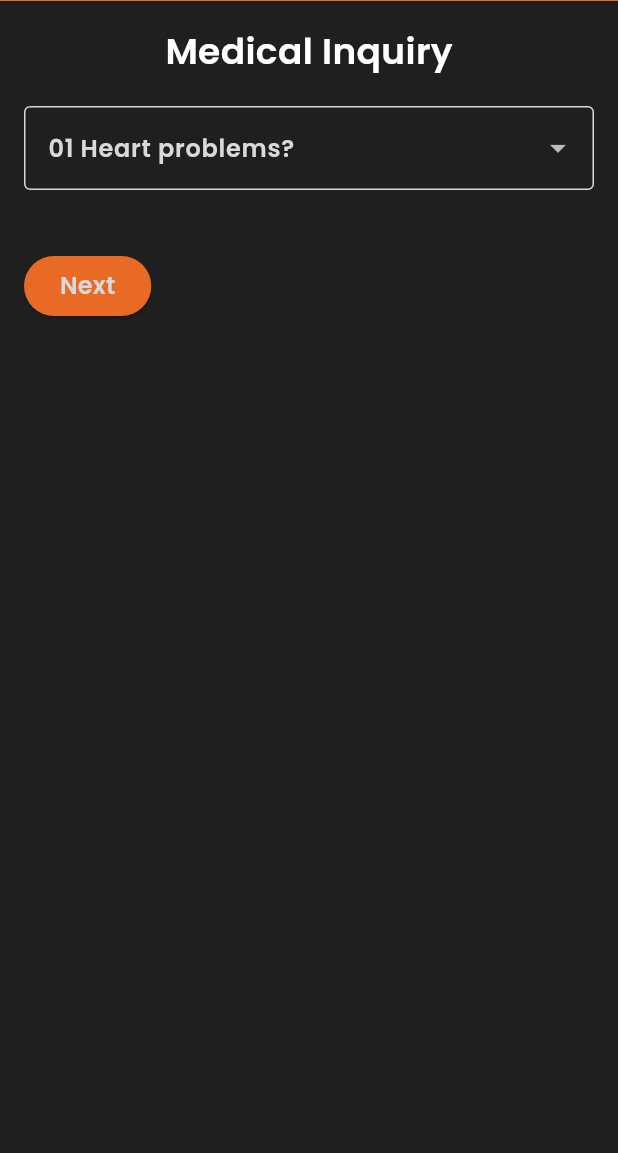
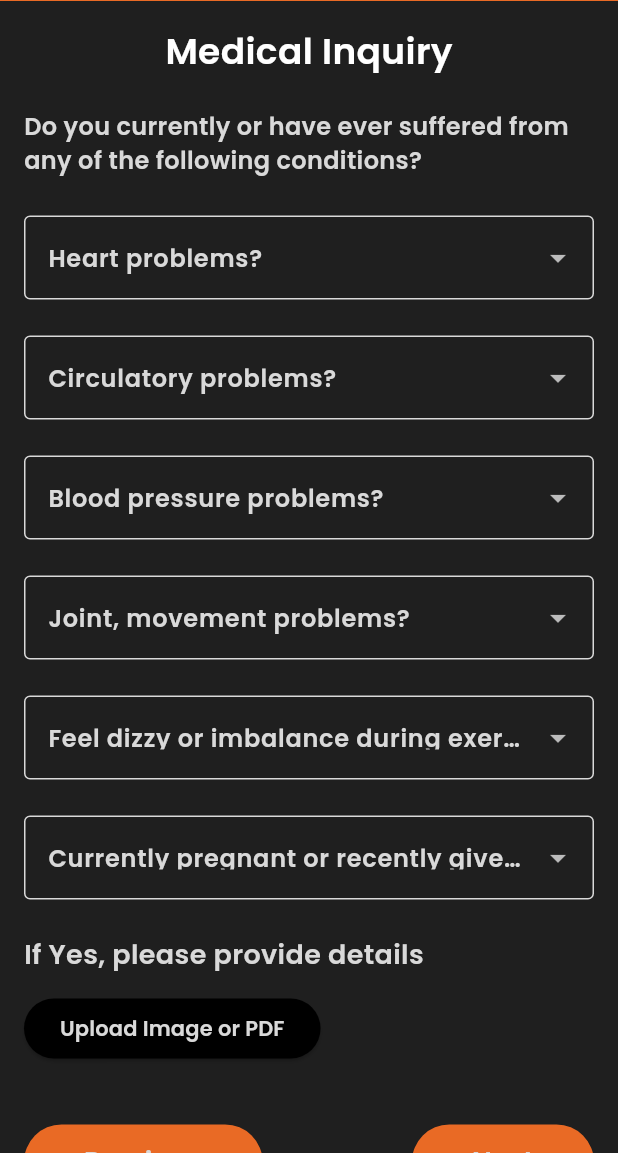
Before and after one commit to SriFitness/SriFitness_mobile_new, a Flutter app: the MedicalInquiry1 screen opened directly with empty values, on a phone screen of 412 x 824 dp, the part 83-1236 px from its top. Run offline on Flutter 3.47's test engine with Material 3 defaults, Android fonts, the phone set to English and light mode, and no system bars; our stand-ins replace cloud_firestore, curved_navigation_bar, file_picker, firebase_auth, firebase_core, random_string and 1 more; accounts and stored records are empty.

Commit message:
Updated medical_inquiry_1 form and added previous button to this page

```diff
--- a/lib/pages/form/medical_inquiry_1.dart
+++ b/lib/pages/form/medical_inquiry_1.dart
@@ -1,3 +1,5 @@
+import 'package:file_picker/file_picker.dart';
+import 'package:flutter/foundation.dart';
 import 'package:flutter/material.dart';
 import 'package:srifitness_app/pages/form/medical_inquiry_2.dart';
 import 'package:srifitness_app/widget/colo_extension.dart';
@@ -14,8 +16,14 @@ class MedicalInquiry1 extends StatefulWidget {
 
 class _MedicalInquiry1State extends State<MedicalInquiry1> {
   final _formKey = GlobalKey<FormState>();
+  String? _selectedHeartProblem;
+  String? _selectedCirculatoryProblem;
+  String? _selectedBloodPressureProblem;
+  String? _selectedJointMovementProblem;
+  String? _selectedFeelDizzy;
+  String? _selectedPregnancy;
+  String? _fileName;
   final _prefs = SharedPreferenceHelper();
-  String? _selectedHeartProblem;
   bool _isSaving = false;
 
   @override
@@ -42,6 +50,12 @@ class _MedicalInquiry1State extends State<MedicalInquiry1> {
         Map<String, dynamic> medicalInquiry1Data = {
           'heartProblem': _selectedHeartProblem,
           'timestamp': DateTime.now().toIso8601String(),
+          'circulatoryProblem': _selectedCirculatoryProblem,
+          'bloodPressureProblem': _selectedBloodPressureProblem,
+          'jointMovementProblem': _selectedJointMovementProblem,
+          'feelDizzy': _selectedFeelDizzy,
+          'pregnancy': _selectedPregnancy,
+          'fileName': _fileName,
         };
 
         // Save to shared preferences
@@ -90,22 +104,126 @@ class _MedicalInquiry1State extends State<MedicalInquiry1> {
                     color: TColor.defaultwhitecolor,
                   ),
                 ),
-                SizedBox(height: 20),
+                SizedBox(height: 22),
+                Text(
+                  'Do you currently or have ever suffered from any of the following conditions?',
+                  style: TextStyle(
+                    fontSize: 16,
+                    color: TColor.textcolor,
+                  ),
+                ),
+                SizedBox(height: 25),
                 buildDropdown(
-                  label: '01 Heart problems?',
+                  label: 'Heart problems?',
                   value: _selectedHeartProblem,
                   onChanged: (value) => setState(() {
                     _selectedHeartProblem = value;
                   }),
                 ),
+                SizedBox(height: 24),
+                buildDropdown(
+                  label: 'Circulatory problems?',
+                  value: _selectedCirculatoryProblem,
+                  onChanged: (value) => setState(() {
+                    _selectedCirculatoryProblem = value;
+                  }),
+                ),
+                SizedBox(height: 24),
+                buildDropdown(
+                  label: 'Blood pressure problems?',
+                  value: _selectedBloodPressureProblem,
+                  onChanged: (value) => setState(() {
+                    _selectedBloodPressureProblem = value;
+                  }),
+                ),
+                SizedBox(height: 24),
+                buildDropdown(
+                  label: 'Joint, movement problems?',
+                  value: _selectedJointMovementProblem,
+                  onChanged: (value) => setState(() {
+                    _selectedJointMovementProblem = value;
+                  }),
+                ),
+                SizedBox(height: 24),
+                buildDropdown(
+                  label: 'Feel dizzy or imbalance during exercise?',
+                  value: _selectedFeelDizzy,
+                  onChanged: (value) => setState(() {
+                    _selectedFeelDizzy = value;
+                  }),
+                ),
+                SizedBox(height: 24),
+                buildDropdown(
+                  label: 'Currently pregnant or recently given birth?',
+                  value: _selectedPregnancy,
+                  onChanged: (value) => setState(() {
+                    _selectedPregnancy = value;
+                  }),
+                ),
+                SizedBox(height: 24),
+                Align(
+                  alignment: Alignment.centerLeft,
+                  child: Text(
+                    'If Yes, please provide details ',
+                    style: TextStyle(
+                      fontSize: 18,
+                      fontWeight: FontWeight.w400,
+                      color: TColor.textcolor,
+                    ),
+                  ),
+                ),
+                SizedBox(height: 12),
+                Align(
+                  alignment: Alignment.centerLeft,
+                  child: ElevatedButton(
+                    onPressed: _pickFile,
+                    style: ElevatedButton.styleFrom(
+                      backgroundColor: TColor.defaultblackcolor,
+                    ),
+                    child: Text(
+                      _fileName ?? 'Upload Image or PDF',
+                      style: TextStyle(
+                        color: TColor.textcolor,
+                        fontWeight: FontWeight.w400,
+                        fontSize: 14,
+                      ),
+                    ),
+                  ),
+                ),
                 SizedBox(height: 40),
                 Row(
                   mainAxisAlignment: MainAxisAlignment.spaceBetween,
                   children: [
+                    Row(
+                      children: [
+//TODO: PREVIOUS BUTTON
+                        ElevatedButton(
+                        // onPressed: _isSaving ? null : _saveForm,
+                          onPressed: () {
+                            //TODO: THIS FUNCTION WILL BE CALLED WHEN THE BUTTON IS PRESSED
+                        },
+                        style: ElevatedButton.styleFrom(
+                          backgroundColor: TColor.maincolor,
+                          padding: EdgeInsets.symmetric(horizontal: 40, vertical: 12),
+                        ),
+                        child: _isSaving
+                            ? CircularProgressIndicator()
+                            : Text(
+                          'Previous',
+                          style: TextStyle(
+                            color: TColor.textcolor,
+                            fontWeight: FontWeight.w400,
+                            fontSize:18,
+                          ),
+                        ),
+                        ),
+                      ],
+                    ),
                     ElevatedButton(
                       onPressed: _isSaving ? null : _saveForm,
                       style: ElevatedButton.styleFrom(
                         backgroundColor: TColor.maincolor,
+                        padding: EdgeInsets.symmetric(horizontal: 40, vertical: 12),
                       ),
                       child: _isSaving
                           ? CircularProgressIndicator()
@@ -114,7 +232,7 @@ class _MedicalInquiry1State extends State<MedicalInquiry1> {
                               style: TextStyle(
                                 color: TColor.textcolor,
                                 fontWeight: FontWeight.w400,
-                                fontSize: 16,
+                                fontSize:18,
                               ),
                             ),
                     ),
@@ -128,6 +246,24 @@ class _MedicalInquiry1State extends State<MedicalInquiry1> {
     );
   }
 
+
+  Future<void> _pickFile() async {
+    if (kIsWeb) {
+      print('File picking is not supported on the web.');
+      return;
+    }
+
+    final result = await FilePicker.platform.pickFiles(
+      type: FileType.custom,
+      allowedExtensions: ['jpg', 'jpeg', 'png', 'pdf'],
+    );
+
+    if (result != null && result.files.isNotEmpty) {
+      setState(() {
+        _fileName = result.files.single.name;
+      });
+    }
+  }
   Widget buildDropdown({
     required String label,
     required String? value,
--- a/lib/pages/login.dart
+++ b/lib/pages/login.dart
@@ -72,7 +72,8 @@ class _LoginState extends State<Login> {
           // User completed everything - go straight to main app
           Navigator.pushReplacement(
             context,
-            MaterialPageRoute(builder: (context) => const BottomNav()),
+             MaterialPageRoute(builder: (context) => const BottomNav()),
+
           );
           return;
         }
@@ -134,6 +135,8 @@ class _LoginState extends State<Login> {
           Navigator.pushReplacement(
             context,
             MaterialPageRoute(builder: (context) => const BottomNav()),
+
+
           );
 
       }
```
Also changed, not shown: lib/main.dart (line endings or trailing spaces).
